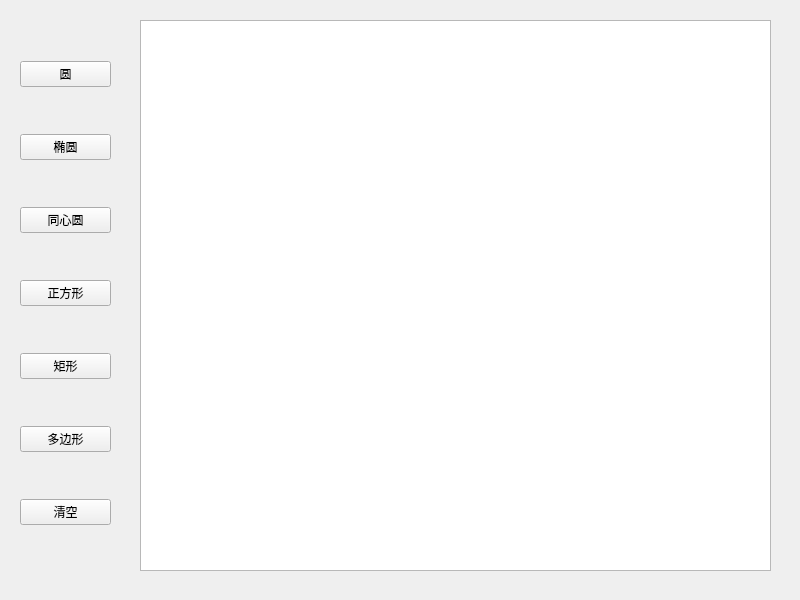
First picture: the form in mainwindow.ui, repository lucky-billy/Draw_Figure, before the edit.
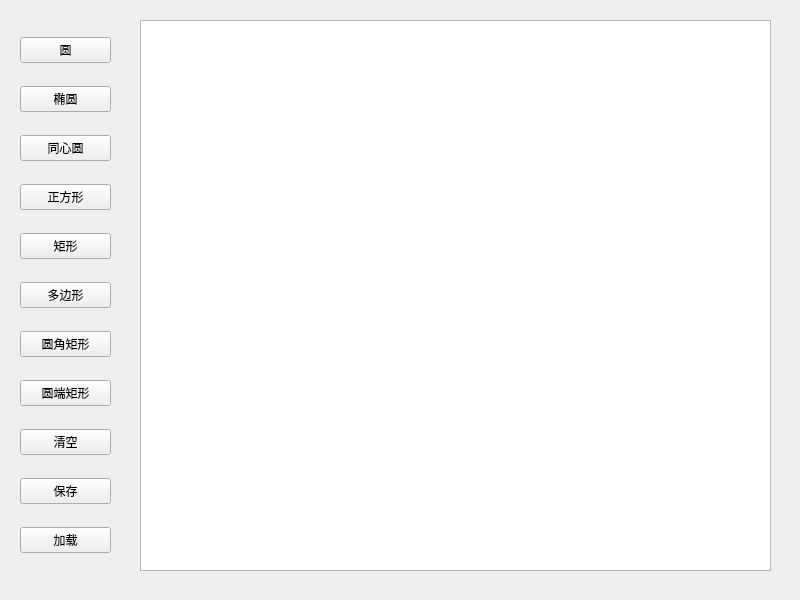
Second picture: the form after the edit.

Diff of the .ui file:
```diff
--- a/mainwindow.ui
+++ b/mainwindow.ui
@@ -66,6 +66,20 @@
        </property>
       </widget>
      </item>
+     <item>
+      <widget class="QPushButton" name="roundRecBtn">
+       <property name="text">
+        <string>圆角矩形</string>
+       </property>
+      </widget>
+     </item>
+     <item>
+      <widget class="QPushButton" name="rnRecBtn">
+       <property name="text">
+        <string>圆端矩形</string>
+       </property>
+      </widget>
+     </item>
      <item>
       <widget class="QPushButton" name="clearBtn">
        <property name="text">
@@ -73,6 +87,20 @@
        </property>
       </widget>
      </item>
+     <item>
+      <widget class="QPushButton" name="saveBtn">
+       <property name="text">
+        <string>保存</string>
+       </property>
+      </widget>
+     </item>
+     <item>
+      <widget class="QPushButton" name="loadBtn">
+       <property name="text">
+        <string>加载</string>
+       </property>
+      </widget>
+     </item>
     </layout>
    </widget>
    <widget class="QGraphicsView" name="graphicsView">
```
